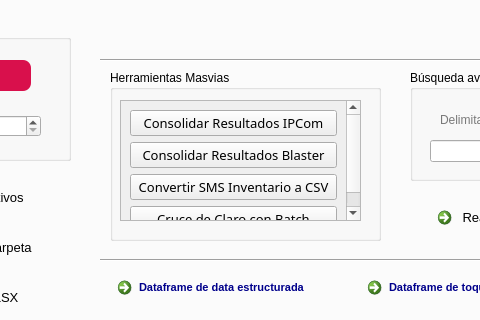
First picture: the form in gui/Project.ui, repository JU4ND4V1DMM/devops_desktop_syncra, before the edit; both pictures show x 234 to 714 and y 86 to 406 of the 1014 by 756 pixel window.
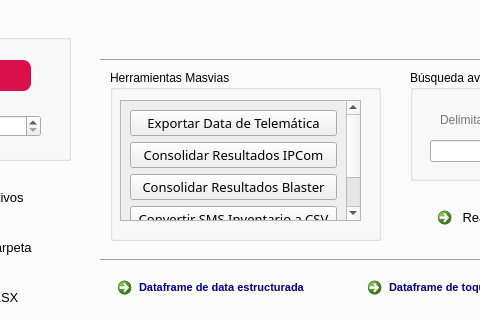
Second picture: the form after the edit. The open tabs and pages were chosen to show the change. Icons and pictures are not drawn.

Commit message: Conection with the button to Telematic function

Diff of the .ui file:
```diff
--- a/gui/Project.ui
+++ b/gui/Project.ui
@@ -3361,11 +3361,11 @@
             <x>0</x>
             <y>0</y>
             <width>222</width>
-            <height>132</height>
+            <height>162</height>
            </rect>
           </property>
           <layout class="QGridLayout" name="gridLayout_2">
-           <item row="0" column="0">
+           <item row="1" column="0">
             <widget class="QPushButton" name="pushButton_12">
              <property name="font">
               <font>
@@ -3393,7 +3393,7 @@
              </property>
             </widget>
            </item>
-           <item row="2" column="0">
+           <item row="3" column="0">
             <widget class="QPushButton" name="pushButton_11">
              <property name="font">
               <font>
@@ -3421,7 +3421,7 @@
              </property>
             </widget>
            </item>
-           <item row="3" column="0">
+           <item row="4" column="0">
             <widget class="QPushButton" name="pushButton_21">
              <property name="font">
               <font>
@@ -3449,7 +3449,7 @@
              </property>
             </widget>
            </item>
-           <item row="4" column="0">
+           <item row="5" column="0">
             <widget class="QPushButton" name="pushButton_22">
              <property name="font">
               <font>
@@ -3477,6 +3477,34 @@
              </property>
             </widget>
            </item>
+           <item row="0" column="0">
+            <widget class="QPushButton" name="pushButton_24">
+             <property name="font">
+              <font>
+               <family>Bahnschrift SemiBold</family>
+               <pointsize>10</pointsize>
+               <weight>7</weight>
+               <italic>false</italic>
+               <bold>false</bold>
+              </font>
+             </property>
+             <property name="styleSheet">
+              <string notr="true">/* Al pasar el mouse */
+QPushButton:hover {
+    border: 2px solid rgb(217, 16, 76); /* Borde gris claro */
+    border-radius: 8px;
+}
+QPushButton:pressed
+{
+	color: rgb(255, 255, 255);
+	background-color: rgb(217, 16, 76);
+}</string>
+             </property>
+             <property name="text">
+              <string>Exportar Data de Telemática</string>
+             </property>
+            </widget>
+           </item>
           </layout>
          </widget>
         </widget>
```
Left out of the diff: 2 changed lines with no effect on the pictures. The commit also changes 4 other files.
